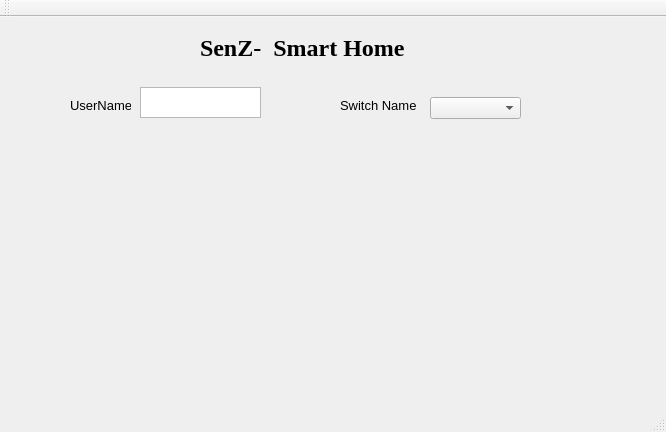
This is mainwindow.ui in mafuvadze/Senz-SmartHome as Qt 5 draws it before an edit. The edited form follows.
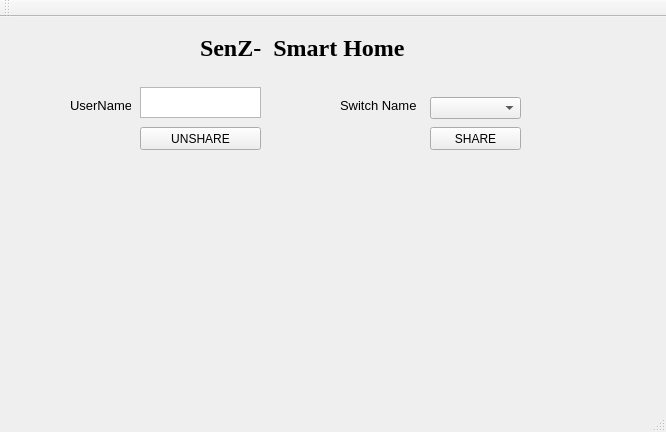
This is the edited form.

Commit message: added share/unshare buttons

The edit to the form file:
```diff
--- a/mainwindow.ui
+++ b/mainwindow.ui
@@ -94,6 +94,32 @@
      </rect>
     </property>
    </widget>
+   <widget class="QPushButton" name="btn_share">
+    <property name="geometry">
+     <rect>
+      <x>430</x>
+      <y>110</y>
+      <width>91</width>
+      <height>23</height>
+     </rect>
+    </property>
+    <property name="text">
+     <string>SHARE</string>
+    </property>
+   </widget>
+   <widget class="QPushButton" name="pushButton">
+    <property name="geometry">
+     <rect>
+      <x>140</x>
+      <y>110</y>
+      <width>121</width>
+      <height>23</height>
+     </rect>
+    </property>
+    <property name="text">
+     <string>UNSHARE</string>
+    </property>
+   </widget>
   </widget>
   <widget class="QMenuBar" name="menuBar">
    <property name="geometry">
```
Left out of the diff: 2 changed lines with no effect on the pictures.
